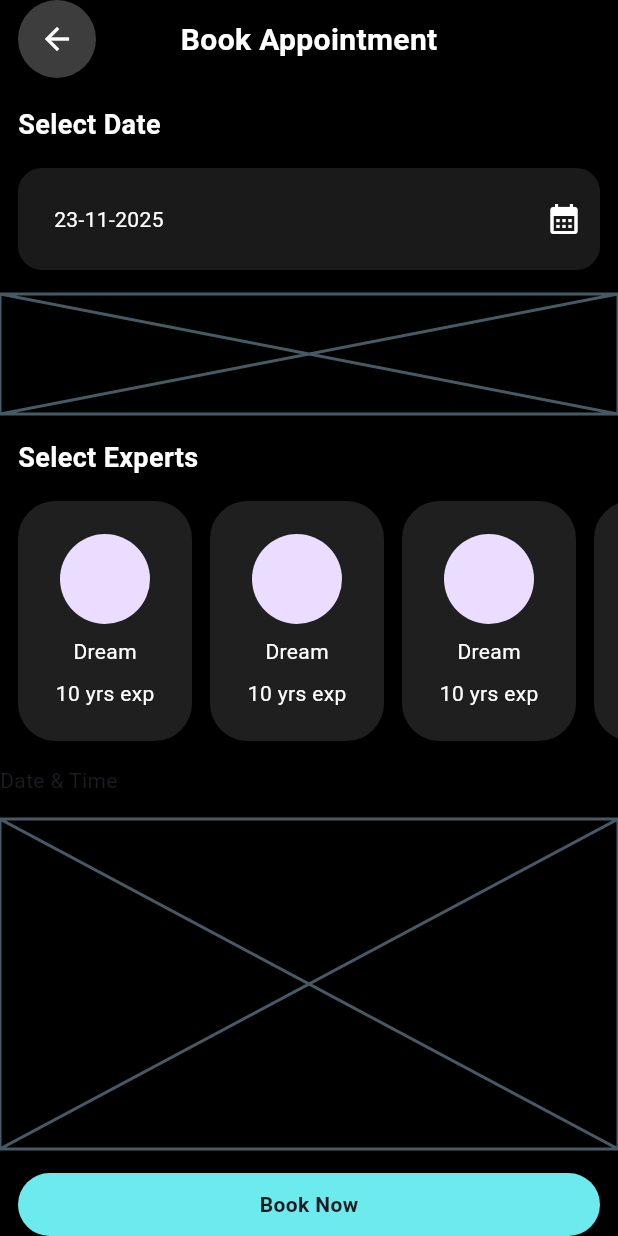
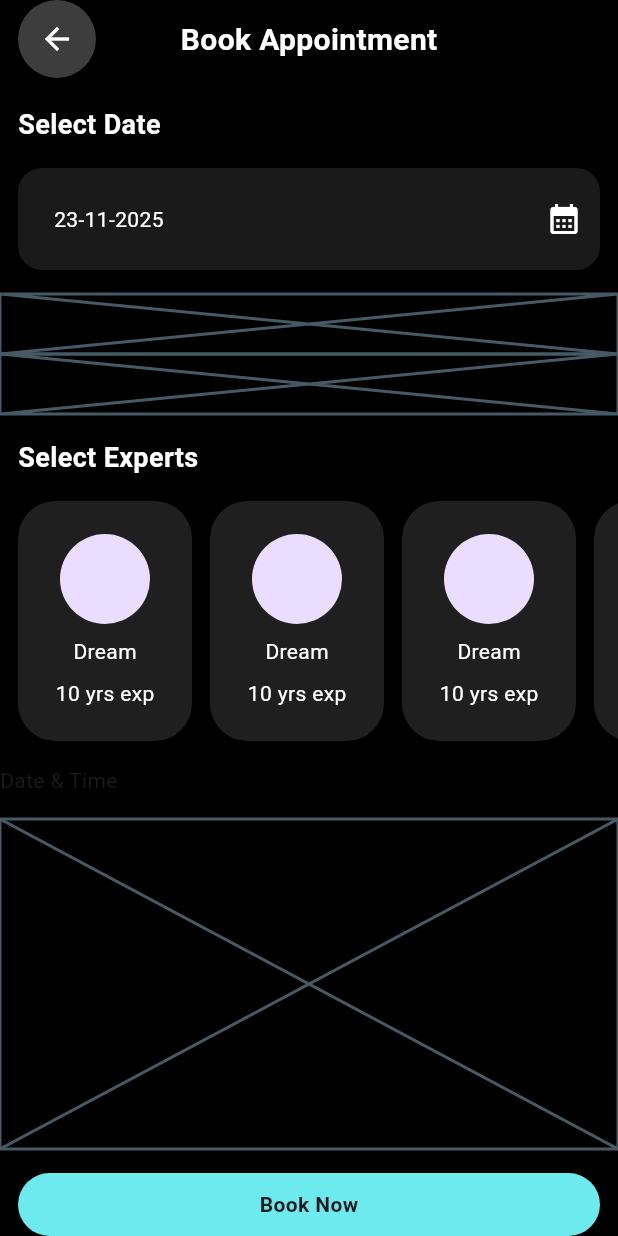
Before and after one commit to JAICHANGPARK/flutter_notebook_chapter_48, a Flutter app: the BarberBookAppointment screen opened directly, on a phone screen of 412 x 824 dp. Run offline on Flutter 3.47's test engine with Material 3 defaults, Android fonts, the phone set to English and light mode, and no system bars; our stand-ins replace hugeicons.

Commit message:
Update barber_book_appointment.dart

```diff
--- a/lib/ep2431_barber_booking_app/ui/barber_book_appointment.dart
+++ b/lib/ep2431_barber_booking_app/ui/barber_book_appointment.dart
@@ -88,7 +88,12 @@ class _BarberBookAppointmentState extends State<BarberBookAppointment> {
                 ],
               ),
             ),
-            SizedBox(height: 80, child: Placeholder()),
+            SizedBox(height: 80, child: Column(
+              children: [
+                Expanded(child: Placeholder()),
+                Expanded(child: Placeholder()),
+              ],
+            )),
             Padding(
               padding: const EdgeInsets.only(left: 12),
               child: Column(
```
